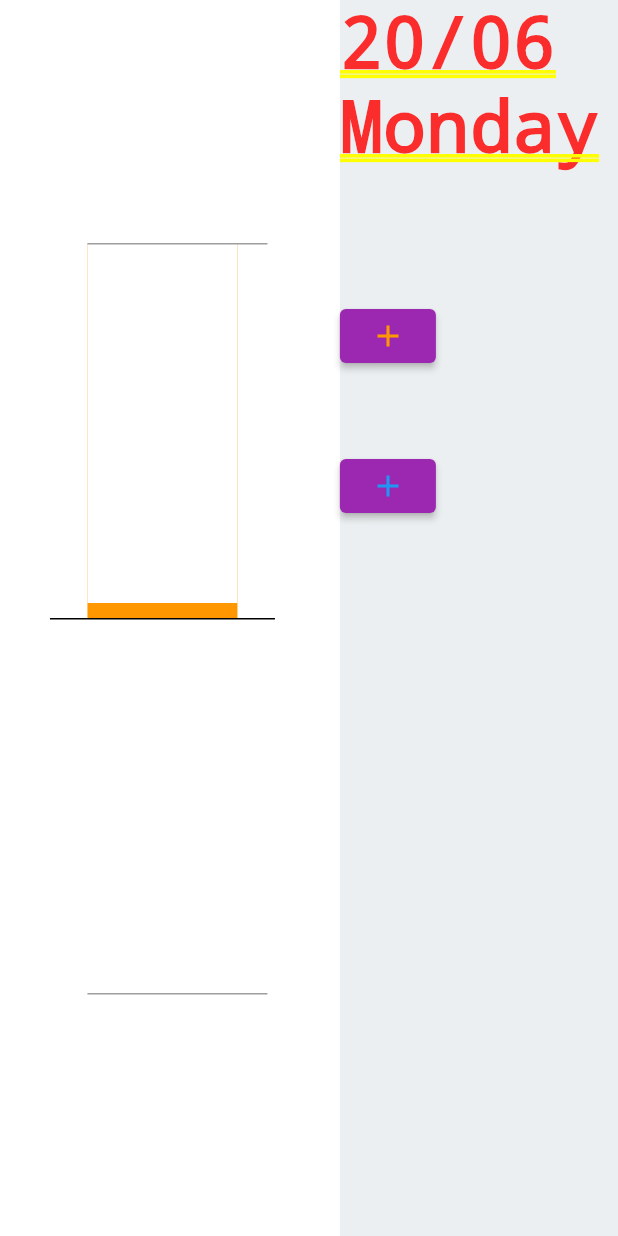
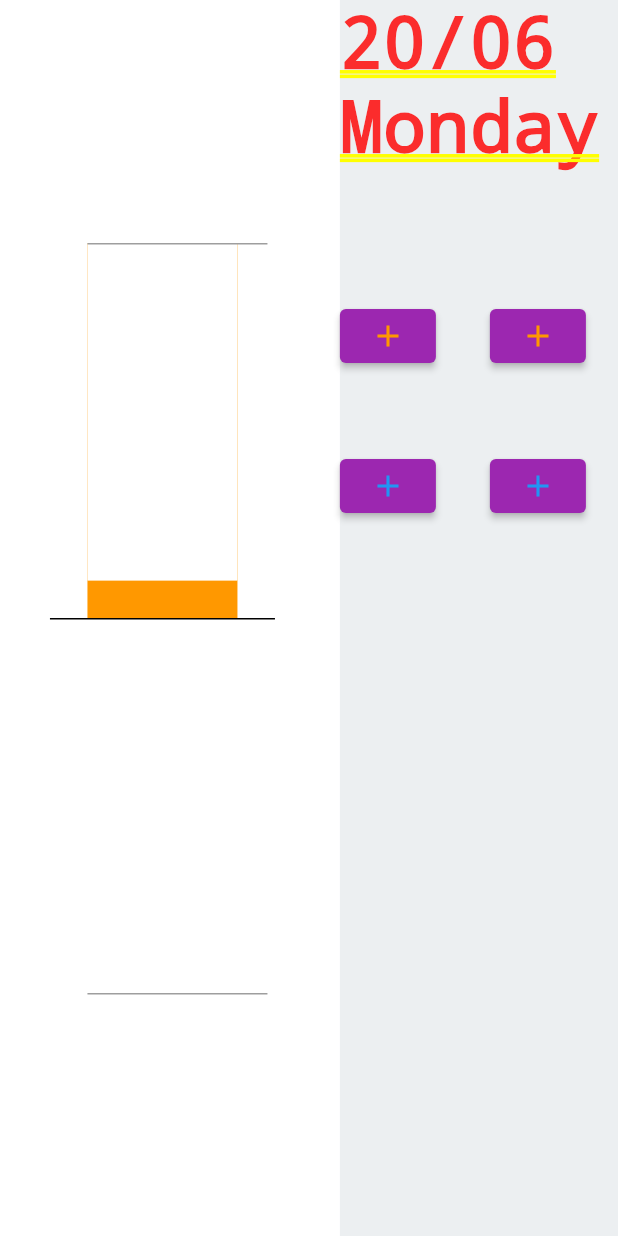
Before and after one commit to i2ohanl/Time-Stack-App, a Flutter app: the screen it shows after launch, after a tap on the "add" icon, on a phone screen of 412 x 824 dp. Run offline on Flutter 3.47's test engine with Material 2 defaults, Android fonts, the phone set to English and light mode, and no system bars; our stand-ins replace shared_preferences.

Commit message:
Implemented edge cases on the stack

```diff
--- a/lib/timeStack.dart
+++ b/lib/timeStack.dart
@@ -34,41 +34,36 @@ class TimeStackState extends State<TimeStack> {
   getData() async {
     SharedPreferences prefs = await SharedPreferences.getInstance();
     if(prefs.getInt('prevDate') == null) {
-      prefs.setInt('dailyTotalPos', 0);
-      prefs.setInt('dailyTotalNeg', 0);
-      prefs.setInt('productive', 0);
-      prefs.setInt('unproductive', 0);
+      prefs.setDouble('dailyTotalPos', 0);
+      prefs.setDouble('dailyTotalNeg', 0);
+      prefs.setDouble('productive', 0);
+      prefs.setDouble('unproductive', 0);
       prefs.setInt('prevDate', currDate);
     }
     setState(() {
       prevDate = prefs.getInt('prevDate');
       if(prevDate == currDate) {
-        dailyTotalNeg = dailyTotalPos = unproductive = producitve = 0;
-        prefs.setInt('dailyTotalPos', 0);
-        prefs.setInt('dailyTotalNeg', 0);
-        prefs.setInt('productive', 0);
-        prefs.setInt('unproductive', 0);
+        dailyTotalNeg = dailyTotalPos = unproductive = producitve = 0.0;
+        prefs.setDouble('dailyTotalPos', 0.0);
+        prefs.setDouble('dailyTotalNeg', 0.0);
+        prefs.setDouble('productive', 0.0);
+        prefs.setDouble('unproductive', 0.0);
         prefs.setInt('prevDate', currDate);
       } else {
-        dailyTotalPos = prefs.getInt('dailyTotalPos');
-        dailyTotalNeg = prefs.getInt('dailyTotalNeg');
-        producitve = prefs.getInt('productive');
-        unproductive = prefs.getInt('unproductive');
-      }
-      if(producitve == null) {
-        print('Null');
-      } else {
-        print(producitve.toString());
+        dailyTotalPos = prefs.getDouble('dailyTotalPos');
+        dailyTotalNeg = prefs.getDouble('dailyTotalNeg');
+        producitve = prefs.getDouble('productive');
+        unproductive = prefs.getDouble('unproductive');
       }
     });
   }
 
   setData() async {
     SharedPreferences prefs = await SharedPreferences.getInstance();
-    prefs.setInt('dailyTotalPos', dailyTotalPos);
-    prefs.setInt('dailyTotalNeg', dailyTotalNeg);
-    prefs.setInt('productive', producitve);
-    prefs.setInt('unproductive', unproductive);
+    prefs.setDouble('dailyTotalPos', dailyTotalPos);
+    prefs.setDouble('dailyTotalNeg', dailyTotalNeg);
+    prefs.setDouble('productive', producitve);
+    prefs.setDouble('unproductive', unproductive);
   }
   //Checks for first boot, prevDate set to null if so
   //if prev date same as curr date (data still of current date) retrive info as is
@@ -94,7 +89,6 @@ class TimeStackState extends State<TimeStack> {
       dayDisplay = '$dayDisplay$month\n';
     }
     if(producitve!=null){
-    // ignore: sized_box_for_whitespace
     print('Productive: '+producitve.toString());
     if(unproductive!=null){
       print('unProductive: '+unproductive.toString());
@@ -118,13 +112,13 @@ class TimeStackState extends State<TimeStack> {
                   Positioned(
                     top: height/2,
                     left: ((width*11/20)/2) - 55,
-                    child: Square(color: Colors.blue.shade100, height: (dailyTotalNeg*10).toDouble(), width: 100.0,),
+                    child: Square(color: Colors.blue.shade100, height: (dailyTotalNeg*25).toDouble(), width: 100.0,),
                   ),
                   //set_________________________________________________________
                   Positioned(
                     top: height/2,
                     left: ((width*11/20)/2) - 55,
-                    child: Square(color: Colors.blue, height: (unproductive*10).toDouble(), width: 100.0,),
+                    child: Square(color: Colors.blue, height: (unproductive*25).toDouble(), width: 100.0,),
                   ),
                   //set_________________________________________________________
                   Positioned(
@@ -132,20 +126,23 @@ class TimeStackState extends State<TimeStack> {
                     left: ((width*11/20)/2) - 80,
                     child: const Square(color: Colors.black, height: 1.0, width: 150.0,),
                   ),
+                  //set_________________________________________________________
                   Positioned(
                     top: height/2 - 250,
                     left: ((width*11/20)/2) - 55,
                     child: const Square(color: Colors.orange, height: max , width: 100.0,),
                   ),
+                  //set_________________________________________________________
                   Positioned(
                     top: height/2 - 250,
                     left: ((width*11/20)/2) - 55,
-                    child: Square(color: Colors.orange[200], height: max - (producitve*10).toDouble(), width: 100.0,),
+                    child: Square(color: Colors.orange[200], height: max - (producitve*25).toDouble(), width: 100.0,),
                   ),
+                  //set_________________________________________________________
                   Positioned(
                    top: height/2 -250,
                    left: ((width*11/20)/2) - 55,
-                   child: Square(color: Colors.white, height: max - (dailyTotalPos*10).toDouble(), width: 100.0,),
+                   child: Square(color: Colors.white, height: max - (dailyTotalPos*25).toDouble(), width: 100.0,),
                   ),
                   //set_________________________________________________________
                   Positioned(
@@ -190,16 +187,45 @@ class TimeStackState extends State<TimeStack> {
                           if(unproductive > 0) {
                             unproductive = unproductive - 1;
                           } else {
+                            if (producitve >= 9.5) {
+                              producitve = 10.0;
+                            } else {
                             producitve = producitve + 1;
+                            }
                           }
-                          dailyTotalPos = dailyTotalPos + 1;
+                          if (dailyTotalPos>=9.5) {
+                            dailyTotalPos = 10.0;
+                          } else {
+                            dailyTotalPos = dailyTotalPos + 1;
+                          }
                           setData();
                         });
                       },
                       child: const Icon(Icons.add, color: Colors.orange,),
                     ),
                   ),
-
+                  Positioned(
+                    top: 200.0,
+                    left: 100.0,
+                    child: ElevatedButton(
+                      onPressed: () {
+                        setState(() {
+                          if(unproductive > 0) {
+                            unproductive = unproductive - 0.5;
+                          } else {
+                            if (producitve<10) {
+                              producitve = producitve + 0.5;
+                            }
+                          }
+                          if (dailyTotalPos<10) {
+                            dailyTotalPos = dailyTotalPos + 0.5;
+                          }
+                          setData();
+                        });
+                      },
+                      child: const Icon(Icons.add, color: Colors.orange,),
+                    ),
+                  ),
                   //Increase unproductive button
                   Positioned(
                     top: 300.0,
@@ -209,15 +235,46 @@ class TimeStackState extends State<TimeStack> {
                           if(producitve > 0) {
                             producitve = producitve - 1;
                           } else {
-                            unproductive = unproductive + 1;
+                            if (unproductive >= 9.5) {
+                              unproductive = 10.0;
+                            } else {
+                              unproductive = unproductive + 1;
+                            }
                           }
-                          dailyTotalNeg = dailyTotalNeg + 1;
+                          if (dailyTotalNeg >= 9.5) {
+                            dailyTotalNeg = 10.0;
+                          } else {
+                            dailyTotalNeg = dailyTotalNeg + 1;
+                          }
                           setData();
                         });
                       },
                       child: Icon(Icons.add, color: Colors.blue,),
                     ),
                   ),
+                  Positioned(
+                    top: 300.0,
+                    left: 100.0,
+                    child: ElevatedButton(
+                      onPressed: () {
+                        setState(() {
+                          if(producitve>0) {
+                            producitve = producitve - 0.5;
+                          } else {
+                            if (unproductive<10) {
+                              unproductive = unproductive + 0.5;
+                            }
+                          }
+                          if (dailyTotalNeg<10) {
+                            dailyTotalNeg = dailyTotalNeg + 0.5;
+                          }
+                          setData();
+                        });
+                      },
+                      child: Icon(Icons.add, color: Colors.blue,),
+                    ),
+                  ),
+
                 ],
               )
             ),
```
